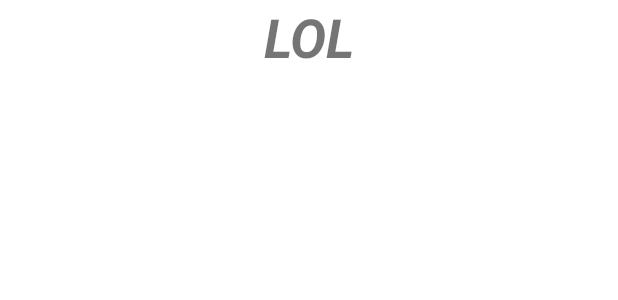
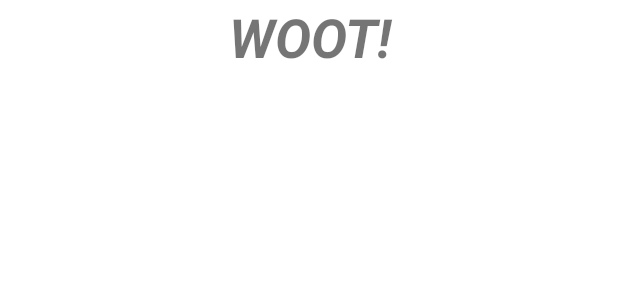
Before and after one commit to Ross-J/HelloWorld_CSC250_Spring2021, an Android app: the layout activity_main.xml on its own in the app's theme, with its tools: preview values and no code run, on a phone screen of 412 x 824 dp. Shown: the top 300 px of the screen. Run offline under Robolectric (Android 15) with nearby library versions, the phone set to English and light mode, and no system bars.

Commit message:
Made a change

```diff
--- a/app/src/main/res/layout/activity_main.xml
+++ b/app/src/main/res/layout/activity_main.xml
@@ -12,7 +12,7 @@
         android:layout_width="match_parent"
         android:layout_height="wrap_content"
         android:gravity="center"
-        android:text="LOL"
+        android:text="WOOT!"
         android:textSize="36sp"
         android:textStyle="bold|italic" />
 
```
